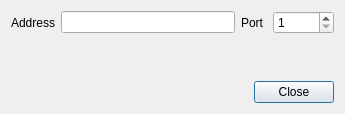
First picture: the form in src/network/client/connectionmanager.ui, repository GuLinux/PlanetaryImager, before the edit.
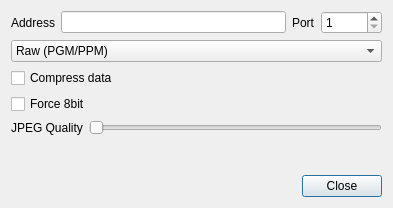
Second picture: the form after the edit.

Commit message: Connection parameters: allow to change image format, bpp and compression

Diff of the .ui file:
```diff
--- a/src/network/client/connectionmanager.ui
+++ b/src/network/client/connectionmanager.ui
@@ -6,8 +6,8 @@
    <rect>
     <x>0</x>
     <y>0</y>
-    <width>345</width>
-    <height>114</height>
+    <width>393</width>
+    <height>208</height>
    </rect>
   </property>
   <property name="windowTitle">
@@ -24,7 +24,14 @@
    <item row="0" column="1">
     <widget class="QLineEdit" name="host"/>
    </item>
-   <item row="0" column="4">
+   <item row="0" column="2">
+    <widget class="QLabel" name="label_2">
+     <property name="text">
+      <string>Port</string>
+     </property>
+    </widget>
+   </item>
+   <item row="0" column="3">
     <widget class="QSpinBox" name="port">
      <property name="minimum">
       <number>1</number>
@@ -34,7 +41,28 @@
      </property>
     </widget>
    </item>
-   <item row="1" column="3">
+   <item row="1" column="0" colspan="4">
+    <widget class="QComboBox" name="format">
+     <item>
+      <property name="text">
+       <string>Raw (PGM/PPM)</string>
+      </property>
+     </item>
+     <item>
+      <property name="text">
+       <string>JPEG</string>
+      </property>
+     </item>
+    </widget>
+   </item>
+   <item row="5" column="0">
+    <widget class="QLabel" name="status">
+     <property name="text">
+      <string/>
+     </property>
+    </widget>
+   </item>
+   <item row="5" column="2">
     <spacer name="verticalSpacer">
      <property name="orientation">
       <enum>Qt::Vertical</enum>
@@ -47,7 +75,7 @@
      </property>
     </spacer>
    </item>
-   <item row="3" column="0" colspan="5">
+   <item row="6" column="0" colspan="4">
     <widget class="QDialogButtonBox" name="buttonBox">
      <property name="orientation">
       <enum>Qt::Horizontal</enum>
@@ -60,17 +88,38 @@
      </property>
     </widget>
    </item>
-   <item row="0" column="2" colspan="2">
-    <widget class="QLabel" name="label_2">
+   <item row="4" column="0" colspan="4">
+    <layout class="QHBoxLayout" name="horizontalLayout">
+     <item>
+      <widget class="QLabel" name="jpeg_quality_label">
+       <property name="text">
+        <string>JPEG Quality</string>
+       </property>
+      </widget>
+     </item>
+     <item>
+      <widget class="QSlider" name="jpeg_quality">
+       <property name="minimum">
+        <number>1</number>
+       </property>
+       <property name="orientation">
+        <enum>Qt::Horizontal</enum>
+       </property>
+      </widget>
+     </item>
+    </layout>
+   </item>
+   <item row="3" column="0" colspan="4">
+    <widget class="QCheckBox" name="force8bit">
      <property name="text">
-      <string>Port</string>
+      <string>Force 8bit</string>
      </property>
     </widget>
    </item>
-   <item row="2" column="0" colspan="5">
-    <widget class="QLabel" name="status">
+   <item row="2" column="0" colspan="4">
+    <widget class="QCheckBox" name="compression">
      <property name="text">
-      <string/>
+      <string>Compress data</string>
      </property>
     </widget>
    </item>
```
The commit also changes 8 other files.
